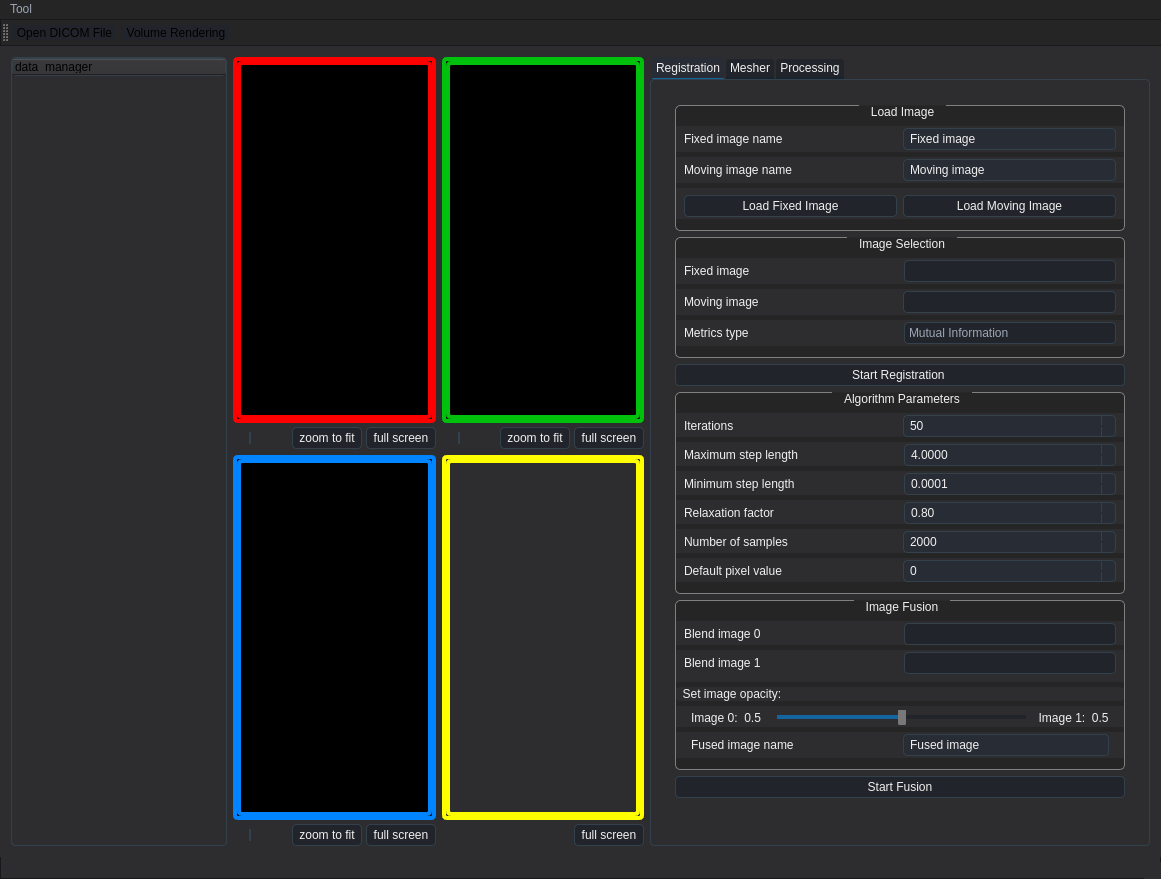
The window that frontend_pc/src/app/mainwindow.ui (zhangzwwww/medlab) describes before a commit, drawn with Qt 5.
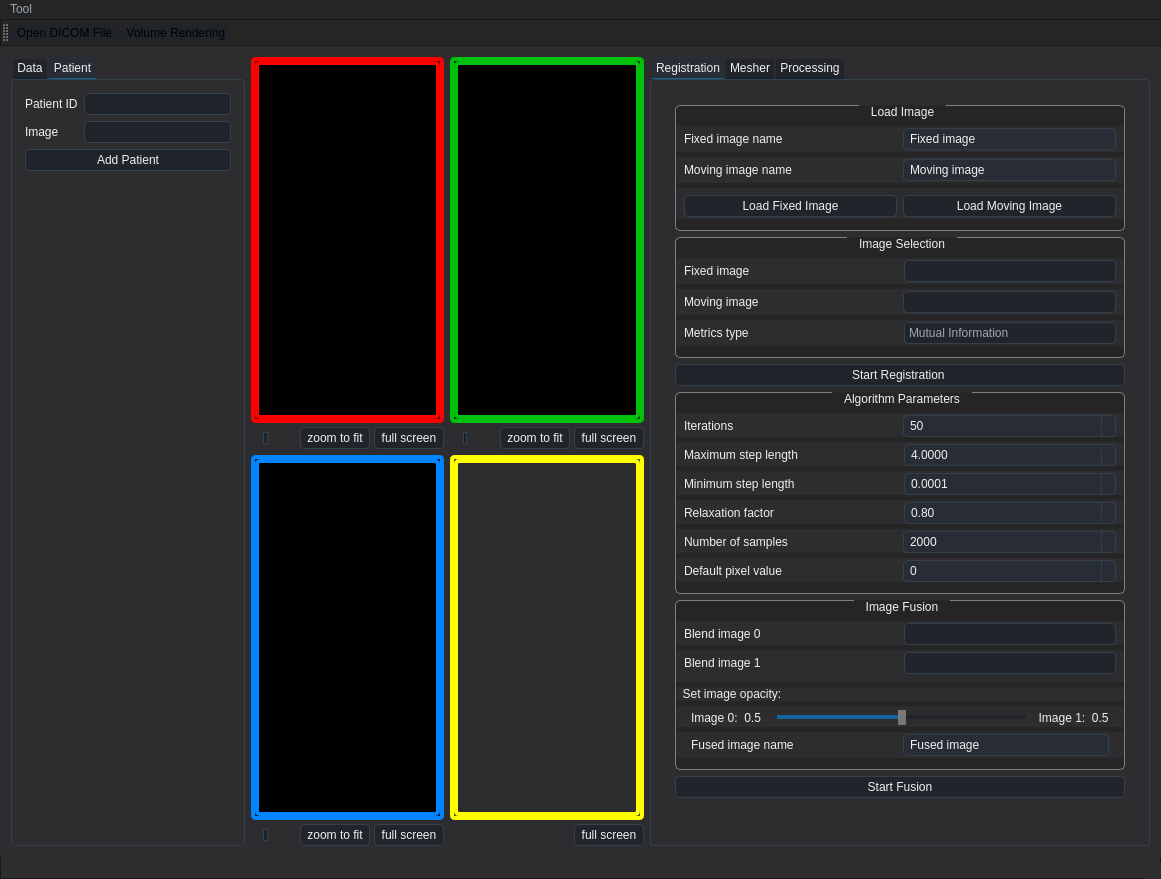
The same window after the commit. Icons and pictures are not drawn. Custom widgets are drawn as their Qt base class.

Commit message: feat(data_manager):update ui and add patient selector

```diff
--- a/frontend_pc/src/app/mainwindow.ui
+++ b/frontend_pc/src/app/mainwindow.ui
@@ -3261,6 +3261,110 @@
       </widget>
      </widget>
     </item>
+    <item row="0" column="0" rowspan="2">
+     <widget class="QTabWidget" name="tabWidget_3">
+      <property name="sizePolicy">
+       <sizepolicy hsizetype="Preferred" vsizetype="Expanding">
+        <horstretch>0</horstretch>
+        <verstretch>0</verstretch>
+       </sizepolicy>
+      </property>
+      <property name="currentIndex">
+       <number>1</number>
+      </property>
+      <widget class="QWidget" name="tab_data_manager">
+       <attribute name="title">
+        <string>Data</string>
+       </attribute>
+       <layout class="QVBoxLayout" name="verticalLayout_29">
+        <item>
+         <widget class="QTreeWidget" name="data_manager">
+          <property name="sizePolicy">
+           <sizepolicy hsizetype="Preferred" vsizetype="Expanding">
+            <horstretch>0</horstretch>
+            <verstretch>0</verstretch>
+           </sizepolicy>
+          </property>
+          <column>
+           <property name="text">
+            <string>data_manager</string>
+           </property>
+          </column>
+         </widget>
+        </item>
+       </layout>
+      </widget>
+      <widget class="QWidget" name="tab_patient">
+       <attribute name="title">
+        <string>Patient</string>
+       </attribute>
+       <layout class="QFormLayout" name="formLayout">
+        <item row="0" column="0">
+         <widget class="QLabel" name="label_24">
+          <property name="sizePolicy">
+           <sizepolicy hsizetype="Expanding" vsizetype="Preferred">
+            <horstretch>0</horstretch>
+            <verstretch>0</verstretch>
+           </sizepolicy>
+          </property>
+          <property name="text">
+           <string>Patient ID</string>
+          </property>
+         </widget>
+        </item>
+        <item row="0" column="1">
+         <widget class="QComboBox" name="patientSelector">
+          <property name="sizePolicy">
+           <sizepolicy hsizetype="Expanding" vsizetype="Fixed">
+            <horstretch>0</horstretch>
+            <verstretch>0</verstretch>
+           </sizepolicy>
+          </property>
+          <property name="focusPolicy">
+           <enum>Qt::TabFocus</enum>
+          </property>
+         </widget>
+        </item>
+        <item row="1" column="0">
+         <widget class="QLabel" name="label_26">
+          <property name="sizePolicy">
+           <sizepolicy hsizetype="Expanding" vsizetype="Preferred">
+            <horstretch>0</horstretch>
+            <verstretch>0</verstretch>
+           </sizepolicy>
+          </property>
+          <property name="text">
+           <string>Image</string>
+          </property>
+         </widget>
+        </item>
+        <item row="1" column="1">
+         <widget class="QComboBox" name="patientImageSelector">
+          <property name="sizePolicy">
+           <sizepolicy hsizetype="Expanding" vsizetype="Fixed">
+            <horstretch>0</horstretch>
+            <verstretch>0</verstretch>
+           </sizepolicy>
+          </property>
+         </widget>
+        </item>
+        <item row="2" column="0" colspan="2">
+         <widget class="QPushButton" name="addPatientBtn">
+          <property name="sizePolicy">
+           <sizepolicy hsizetype="Preferred" vsizetype="Fixed">
+            <horstretch>0</horstretch>
+            <verstretch>0</verstretch>
+           </sizepolicy>
+          </property>
+          <property name="text">
+           <string>Add Patient</string>
+          </property>
+         </widget>
+        </item>
+       </layout>
+      </widget>
+     </widget>
+    </item>
     <item row="1" column="2">
      <widget class="QWidget" name="view4Widget" native="true">
       <property name="sizePolicy">
@@ -3384,15 +3488,6 @@
       </layout>
      </widget>
     </item>
-    <item row="0" column="0" rowspan="2">
-     <widget class="QTreeWidget" name="data_manager">
-      <column>
-       <property name="text">
-        <string>data_manager</string>
-       </property>
-      </column>
-     </widget>
-    </item>
    </layout>
   </widget>
   <widget class="QMenuBar" name="menuBar">
```
Left out of the diff: 298 changed lines with no effect on the pictures. The commit also changes 2 other files.
